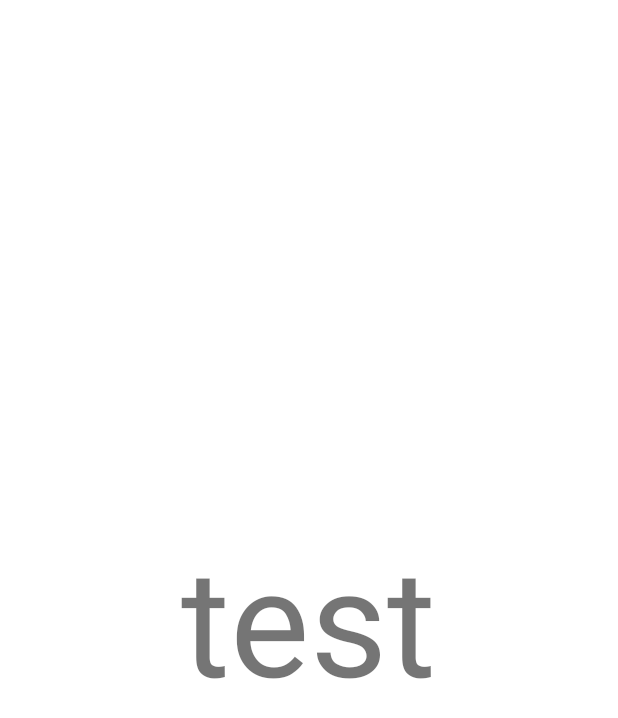
After one commit to AndrewLockVI/TheOfficeQuiz, an Android app: the layout activity_end_screen.xml on its own in the app's theme, with its tools: preview values and no code run, on a phone screen of 412 x 824 dp. The commit adds this screen. Shown: the top 718 px of the screen. Run offline under Robolectric (Android 15) with nearby library versions, the phone set to English and light mode, and no system bars.

Commit message:
Made score get passed to the final activity.

```diff
--- /dev/null
+++ b/app/src/main/res/layout/activity_end_screen.xml
@@ -0,0 +1,23 @@
+<?xml version="1.0" encoding="utf-8"?>
+<androidx.constraintlayout.widget.ConstraintLayout xmlns:android="http://schemas.android.com/apk/res/android"
+    xmlns:app="http://schemas.android.com/apk/res-auto"
+    xmlns:tools="http://schemas.android.com/tools"
+    android:layout_width="match_parent"
+    android:layout_height="match_parent"
+    tools:context=".EndScreen">
+<LinearLayout
+    android:layout_width="match_parent"
+    android:layout_height="match_parent"
+    android:gravity="center">
+    <TextView
+        android:layout_width="wrap_content"
+        android:layout_height="wrap_content"
+        android:text="test"
+        android:id="@+id/scoreText"
+        android:textSize="100dp"
+
+        >
+
+    </TextView>
+</LinearLayout>
+</androidx.constraintlayout.widget.ConstraintLayout>
```
Also changed, not shown: app/src/main/AndroidManifest.xml (+9 -8 lines), app/src/main/java/com/nebuladev/quizgame/EndScreen.kt (added, +18 -0 lines), app/src/main/java/com/nebuladev/quizgame/MainActivity.kt (+5 -2 lines).
